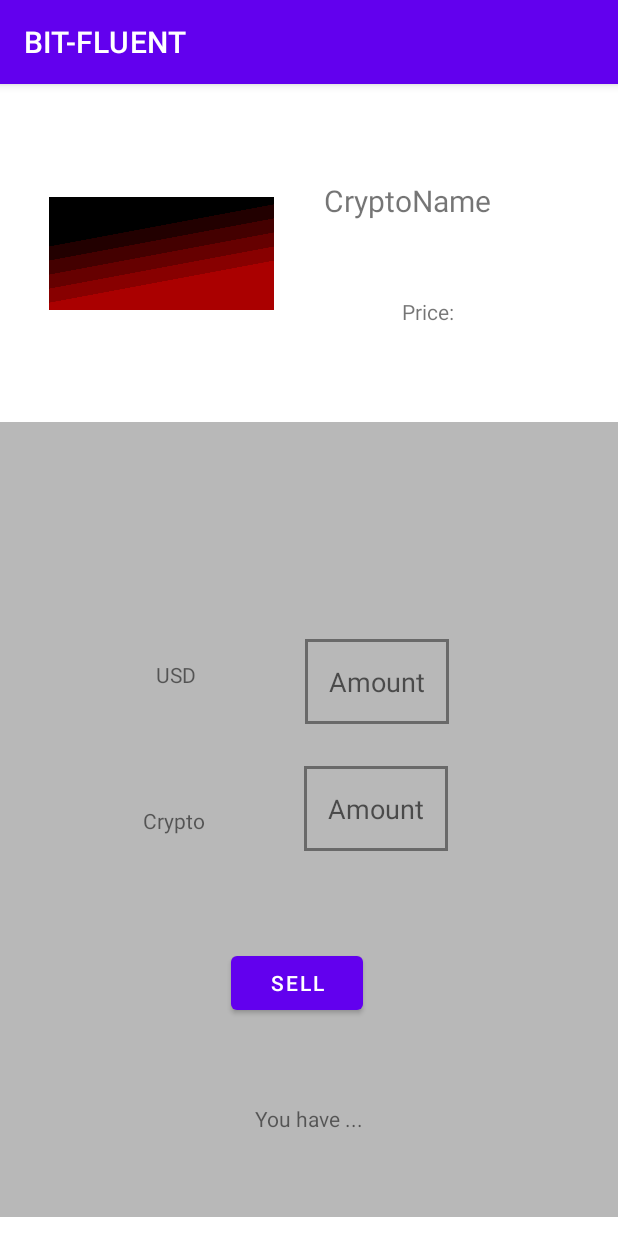
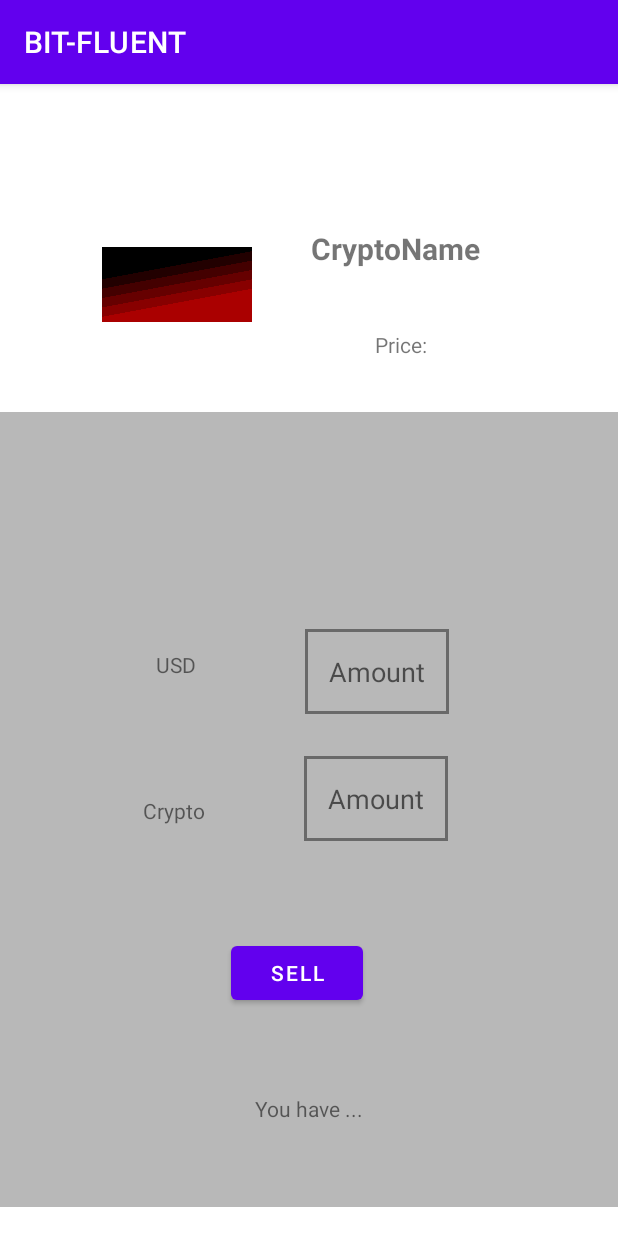
Before and after one commit to LaurentBaj/CryptoApp, an Android app: the SixthActivity screen opened directly, with no data from a screen before it, on a phone screen of 412 x 824 dp. Run offline under Robolectric (Android 15) with nearby library versions, the phone set to English and light mode, and no system bars; our stand-ins replace Picasso; pictures from the network do not load; 4 statements that could not run were skipped.

Commit message:
Activity 5 and 6 get passed data

```diff
--- a/app/src/main/java/com/example/androidexam/SixthActivity.kt
+++ b/app/src/main/java/com/example/androidexam/SixthActivity.kt
@@ -2,10 +2,25 @@ package com.example.androidexam
 
 import androidx.appcompat.app.AppCompatActivity
 import android.os.Bundle
+import com.example.androidexam.databinding.ActivityFifthBinding
+import com.example.androidexam.databinding.ActivitySixthBinding
+import com.squareup.picasso.Picasso
 
 class SixthActivity : AppCompatActivity() {
+    private lateinit var binding: ActivitySixthBinding
+
     override fun onCreate(savedInstanceState: Bundle?) {
         super.onCreate(savedInstanceState)
-        setContentView(R.layout.activity_sixth)
+        binding = ActivitySixthBinding.inflate(layoutInflater)
+        setContentView(binding.root)
+
+        val intentPassed = intent.getStringArrayListExtra("data")
+        val data = IntentData(intentPassed!![0], intentPassed[1], intentPassed[2])
+        Picasso.get()
+                .load("https://static.coincap.io/assets/icons/${data.symbol}@2x.png")
+                .into(binding.sixthImage)
+
+        binding.sixthHeaderName.text = data.name
+        binding.sixthHeaderPrice.text = data.priceUsd
     }
 }
--- a/app/src/main/res/layout/activity_fifth.xml
+++ b/app/src/main/res/layout/activity_fifth.xml
@@ -36,6 +36,7 @@
             android:layout_marginEnd="52dp"
             android:text="CryptoName"
             android:textSize="20sp"
+            android:textStyle="bold"
             app:layout_constraintBottom_toBottomOf="parent"
             app:layout_constraintEnd_toEndOf="parent"
             app:layout_constraintHorizontal_bias="0.526"
--- a/app/src/main/res/layout/activity_sixth.xml
+++ b/app/src/main/res/layout/activity_sixth.xml
@@ -10,7 +10,7 @@
     <androidx.constraintlayout.widget.ConstraintLayout
         android:id="@+id/constraintLayout"
         android:layout_width="match_parent"
-        android:layout_height="200dp"
+        android:layout_height="180dp"
         app:layout_constraintBottom_toTopOf="@+id/constraintLayout3"
         app:layout_constraintEnd_toEndOf="parent"
         app:layout_constraintHorizontal_bias="0.5"
@@ -19,28 +19,28 @@
 
         <ImageView
             android:id="@+id/sixthImage"
-            android:layout_width="150dp"
-            android:layout_height="150dp"
+            android:layout_width="100dp"
+            android:layout_height="100dp"
             android:src="@drawable/ic_slanted_gradient"
             app:layout_constraintBottom_toBottomOf="parent"
-            app:layout_constraintEnd_toStartOf="@+id/sixthHeaderName"
-            app:layout_constraintHorizontal_bias="0.061"
+            app:layout_constraintEnd_toEndOf="parent"
+            app:layout_constraintHorizontal_bias="0.218"
             app:layout_constraintStart_toStartOf="parent"
-            app:layout_constraintTop_toTopOf="parent" />
+            app:layout_constraintTop_toTopOf="parent"
+            app:layout_constraintVertical_bias="0.8" />
 
         <TextView
             android:id="@+id/sixthHeaderName"
             android:layout_width="wrap_content"
             android:layout_height="wrap_content"
-            android:layout_marginEnd="52dp"
+            android:layout_marginEnd="92dp"
             android:text="CryptoName"
             android:textSize="20sp"
-            app:layout_constraintBottom_toTopOf="@+id/sixthHeaderPrice"
+            android:textStyle="bold"
+            app:layout_constraintBottom_toBottomOf="parent"
             app:layout_constraintEnd_toEndOf="parent"
-            app:layout_constraintHorizontal_bias="0.5"
-            app:layout_constraintStart_toEndOf="@+id/sixthImage"
             app:layout_constraintTop_toTopOf="parent"
-            app:layout_constraintVertical_bias="0.352" />
+            app:layout_constraintVertical_bias="0.503" />
 
         <TextView
             android:id="@+id/sixthHeaderPrice"
@@ -50,10 +50,10 @@
             android:textSize="14sp"
             app:layout_constraintBottom_toBottomOf="parent"
             app:layout_constraintEnd_toEndOf="parent"
-            app:layout_constraintHorizontal_bias="0.446"
+            app:layout_constraintHorizontal_bias="0.399"
             app:layout_constraintStart_toEndOf="@+id/sixthImage"
             app:layout_constraintTop_toBottomOf="@+id/sixthHeaderName"
-            app:layout_constraintVertical_bias="0.301" />
+            app:layout_constraintVertical_bias="0.719" />
 
 
     </androidx.constraintlayout.widget.ConstraintLayout>
```
